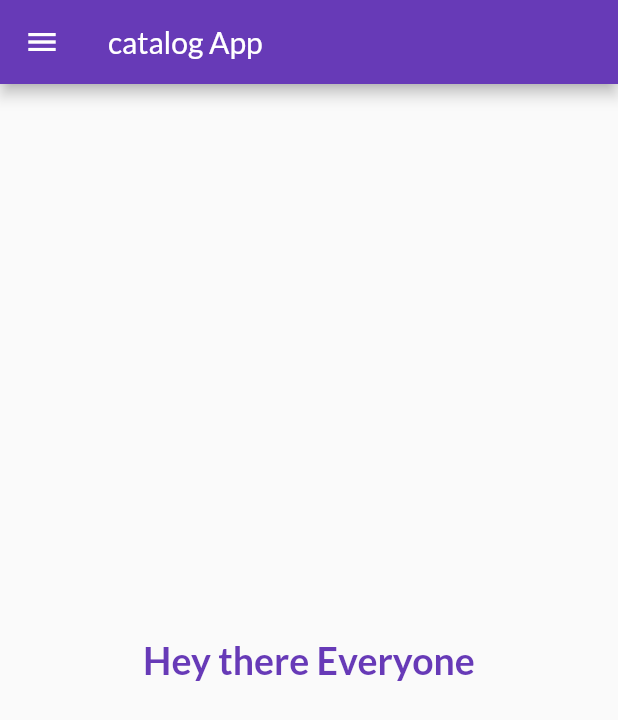
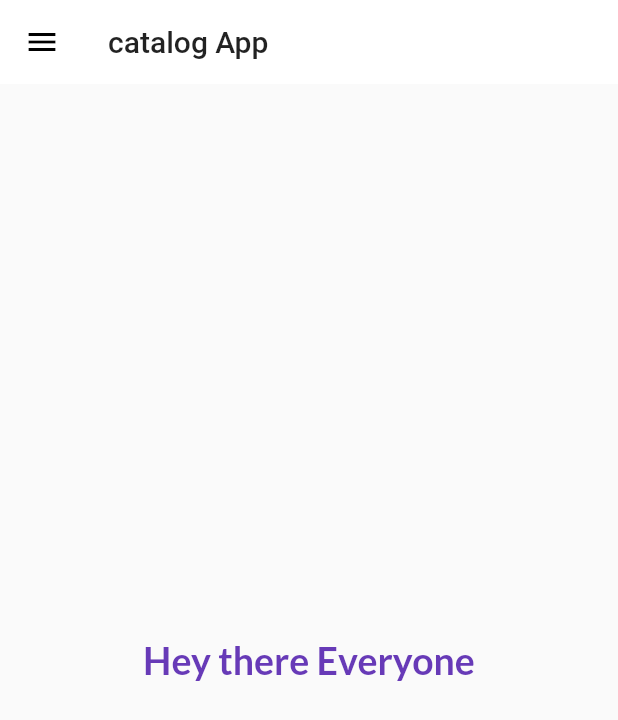
Before and after one commit to sahil0604/futter, a Flutter app: the screen it shows after launch, on a phone screen of 412 x 824 dp. Shown: the top 720 px of the screen. Run offline on Flutter 3.47's test engine with Material 2 defaults, Android fonts, the light colour scheme and no system bars; our stand-ins replace google_fonts.

Commit message:
day 10 complete

```diff
--- a/lib/main.dart
+++ b/lib/main.dart
@@ -2,7 +2,7 @@
 import 'package:flutter/widgets.dart';
 import 'package:flutter_cattalog/pages/home_page.dart';
 import 'package:flutter_cattalog/utils/routes.dart';
-import 'package:google_fonts/google_fonts.dart';
+import 'package:flutter_cattalog/widgets/themes.dart';
 import 'package:flutter_cattalog/pages/login_page.dart';
 
 void main() {
@@ -14,11 +14,8 @@
   Widget build(BuildContext context) {
     return MaterialApp(
       themeMode: ThemeMode.light,
-      theme: ThemeData(
-        primarySwatch: Colors.deepPurple,
-        fontFamily: GoogleFonts.lato().fontFamily,
-      ),
-      darkTheme: ThemeData(brightness: Brightness.dark),
+      theme: MyThemes.lightTheme(context),
+      darkTheme: MyThemes.darkTheme(context),
       initialRoute: myRoutes.homeRoute,
       debugShowCheckedModeBanner: false,
       routes: {
--- /dev/null
+++ b/lib/widgets/themes.dart
@@ -0,0 +1,18 @@
+import 'package:flutter/material.dart';
+import 'package:google_fonts/google_fonts.dart';
+
+class MyThemes {
+  static ThemeData lightTheme(BuildContext context) => ThemeData(
+        primarySwatch: Colors.deepPurple,
+        fontFamily: GoogleFonts.lato().fontFamily,
+        appBarTheme: AppBarTheme(
+          color: Colors.white,
+          elevation: 0.0,
+          iconTheme: IconThemeData(color: Colors.black),
+          textTheme: Theme.of(context).textTheme,
+        ),
+      );
+
+  static ThemeData darkTheme(BuildContext context) =>
+      ThemeData(brightness: Brightness.dark);
+}
```
